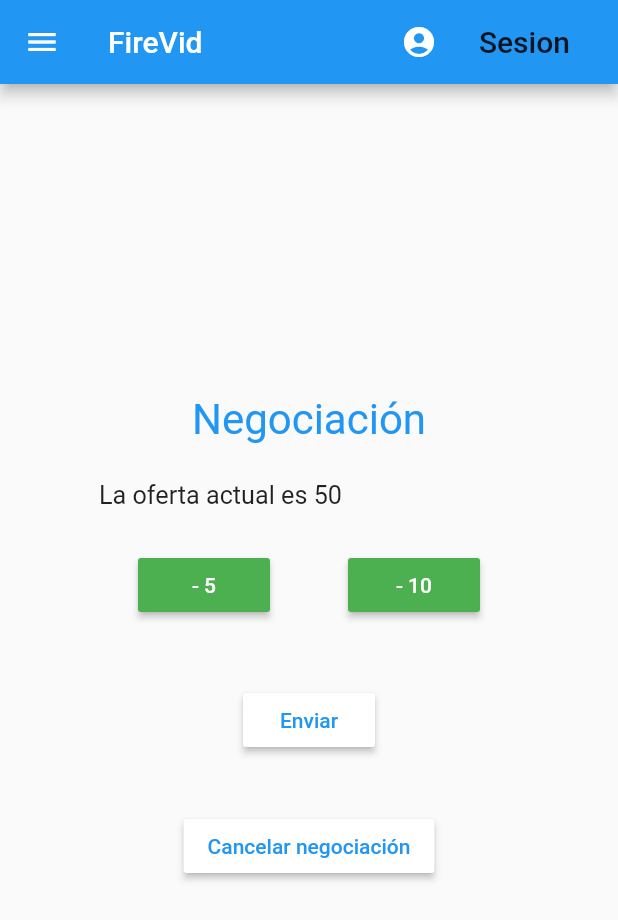
After one commit to HuamanAngel/FireVid, a Flutter app: the Neg1 screen opened directly, on a phone screen of 412 x 824 dp. The commit adds this screen. Shown: the top 920 px of the screen. Run offline on Flutter 3.47's test engine with Material 2 defaults, Android fonts, the phone set to English and light mode, and no system bars.

Commit message:
Negociacion

```diff
--- /dev/null
+++ b/lib/negociacion.dart
@@ -0,0 +1,262 @@
+import 'package:firevid/listaDesin.dart';
+import 'package:flutter/material.dart';
+import 'cabeceraNav.dart';
+
+class Neg1 extends StatefulWidget {
+  @override
+  _Neg1State createState() => _Neg1State();
+}
+
+class _Neg1State extends State<Neg1> {
+  int valorini = 50;
+  int _valor = 50;
+  List<String> textos1 = ['hola', 'mundo', 'como'];
+
+  @override
+  Widget build(BuildContext context) {
+    return Scaffold(
+      appBar: CabeceraNavInitial(context),
+      drawer: LateralMenu(),
+      body: Center(
+        child: Container(
+          width: 280, height: 400,
+          child: Column(
+            children: [
+              Row(
+                children: [
+                  Center(
+                    child: Container(
+                      width: 280, height: 80,
+                      child: Center(
+                        child: Text('Negociación',textScaleFactor: 2.0,
+                        style: TextStyle(color: Colors.blue),),
+                      ),
+                    ),
+                  ),
+                ],
+              ),
+              Row(
+                children: [
+                  Container(
+                    width: 280, height: 40,
+                    child: Text('La oferta actual es '+'$_valor',
+                    textScaleFactor: 1.2,),
+                  ),
+                ],
+              ),
+              Row(
+                children:[
+                  Center(
+                    child: Container(
+                      width: 140, height: 60,
+                      child: Center(
+                        child: RaisedButton(
+                          onPressed: (){
+                            setState(() {
+                              if(_valor <= valorini/2){
+                                _valor = valorini;
+                              }else{
+                                _valor-=5;
+                              }
+                            });
+                          } ,
+                          color: Colors.green,
+                          child: Text("- 5",
+                            style: TextStyle(color: Colors.white),
+                          ),
+                        ),
+                      ),
+                    ),
+                  ),
+                  Container(
+                    child: Container(
+                      width: 140, height: 60,
+                      child: Center(
+                        child: RaisedButton(
+                          onPressed: (){
+                            setState(() {
+                              if(_valor <= valorini/2){
+                                _valor = valorini;
+                              }else{
+                                _valor-=10;
+                              }
+                            });
+                          } ,
+                          color: Colors.green,
+                          child: Text("- 10",
+                            style: TextStyle(color: Colors.white),
+                          ),
+                        ),
+                      ),
+                    ),
+                  ),
+                ],
+              ),
+              Row(
+                children: [
+                  Center(
+                    child: Container(
+                      width: 280, height: 120,
+                      child: Center(
+                        child: RaisedButton(
+                          onPressed: (){
+                             Navigator.push(context,
+                             MaterialPageRoute(builder: (context) => Neg2(_valor)));
+                          } ,
+                          color: Colors.white,
+                          child: Text("Enviar",
+                            style: TextStyle(color: Colors.blue),
+                          ),
+                        ),
+                      ),
+                    ),
+                  ),
+                ],
+              ),
+              Center(
+                child: RaisedButton(
+                  onPressed: (){
+                    Navigator.push(context,
+                    MaterialPageRoute(builder: (context) => ListaDesinfector()));
+                  } ,
+                  color: Colors.white,
+                  child: Text("Cancelar negociación",
+                    style: TextStyle(color: Colors.blue),
+                  ),
+                ),
+              ),
+            ],
+          ),
+        ),
+      ),
+    );
+  }
+}
+
+class Neg2 extends StatefulWidget {
+  final int valora;
+  Neg2(this.valora);
+  @override
+  _Neg2State createState() => _Neg2State();
+}
+
+class _Neg2State extends State<Neg2> {
+  int _valor  = 50;
+  @override
+  Widget build(BuildContext context) {
+    return Scaffold(
+      appBar: CabeceraNavInitial(context),
+      drawer: LateralMenu(),
+      body: Center(
+        child: Container(
+          width: 280, height: 400,
+          child: Column(
+            children: [
+              Row(
+                children: [
+                  Center(
+                    child: Container(
+                      width: 280, height: 80,
+                      child: Center(
+                        child: Text('Negociación',textScaleFactor: 2.0,
+                        style: TextStyle(color: Colors.blue),),
+                      ),
+                    ),
+                  ),
+                ],
+              ),
+              Row(
+                children: [
+                  Container(
+                    width: 280, height: 40,
+                    child: Text('La oferta actual es '+'$_valor',
+                    textScaleFactor: 1.2,),
+                  ),
+                ],
+              ),
+              Row(
+                children:[
+                  Center(
+                    child: Container(
+                      width: 140, height: 60,
+                      child: Center(
+                        child: RaisedButton(
+                          onPressed: (){
+                            setState(() {
+                              if(_valor > 2*widget.valora || _valor < widget.valora){
+                                _valor = widget.valora;
+                              }else{
+                                _valor+=5;
+                              }
+                            });
+                          } ,
+                          color: Colors.green,
+                          child: Text("+ 5",
+                            style: TextStyle(color: Colors.white),
+                          ),
+                        ),
+                      ),
+                    ),
+                  ),
+                  Container(
+                    child: Container(
+                      width: 140, height: 60,
+                      child: Center(
+                        child: RaisedButton(
+                          onPressed: (){
+                            setState(() {
+                              if(_valor > 2*widget.valora || _valor < widget.valora){
+                                _valor = widget.valora;
+                              }else{
+                                _valor+=10;
+                              }
+                            });
+                          } ,
+                          color: Colors.green,
+                          child: Text("+ 10",
+                            style: TextStyle(color: Colors.white),
+                          ),
+                        ),
+                      ),
+                    ),
+                  ),
+                ],
+              ),
+              Row(
+                children: [
+                  Center(
+                    child: Container(
+                      width: 280, height: 120,
+                      child: Center(
+                        child: RaisedButton(
+                          onPressed: (){
+                          } ,
+                          color: Colors.white,
+                          child: Text("Enviar",
+                            style: TextStyle(color: Colors.blue),
+                          ),
+                        ),
+                      ),
+                    ),
+                  ),
+                ],
+              ),
+              Center(
+                child: RaisedButton(
+                  onPressed: (){
+                    Navigator.push(context,
+                    MaterialPageRoute(builder: (context) => ListaDesinfector()));
+                  } ,
+                  color: Colors.white,
+                  child: Text("Aceptar",
+                    style: TextStyle(color: Colors.blue),
+                  ),
+                ),
+              ),
+            ],
+          ),
+        ),
+      ),
+    );
+  }
+}
--- a/lib/registro.dart
+++ b/lib/registro.dart
@@ -1,4 +1,5 @@
 import 'package:firevid/login.dart';
+import 'package:firevid/negociacion.dart';
 import 'package:flutter/material.dart';
 //import 'mapa.dart';
 //import 'login.dart';
```
